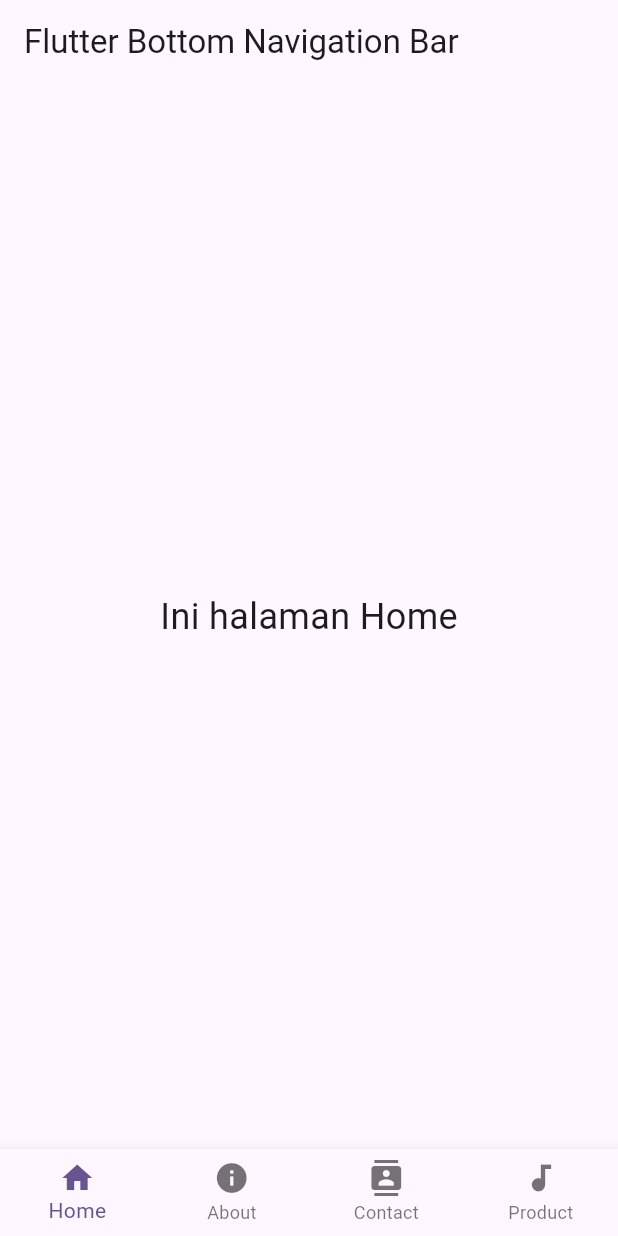
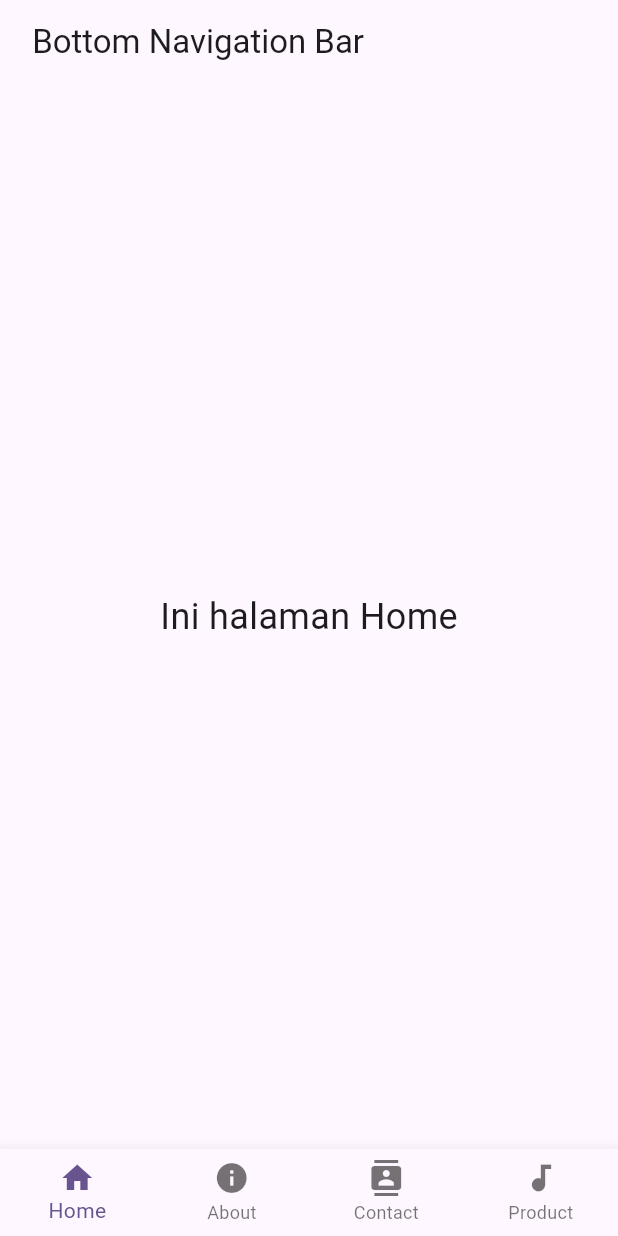
Before and after one commit to ilhamafandi21/firstapp, a Flutter app: the screen it shows after launch, on a phone screen of 412 x 824 dp. Run offline on Flutter 3.47's test engine with Material 3 defaults, Android fonts, the phone set to English and light mode, and no system bars.

Commit message:
01-10-2025

```diff
--- a/lib/main.dart
+++ b/lib/main.dart
@@ -44,7 +44,7 @@ class _MyHomePageState extends State<MyHomePage>{
   Widget build(BuildContext context){
     return Scaffold(
       appBar: AppBar(
-        title: const Text('Flutter Bottom Navigation Bar'),),
+        title: const Text(' Bottom Navigation Bar'),),
       body: _pages[_selectedIndex],
       bottomNavigationBar: BottomNavigationBar(
         type: BottomNavigationBarType.fixed,
```
